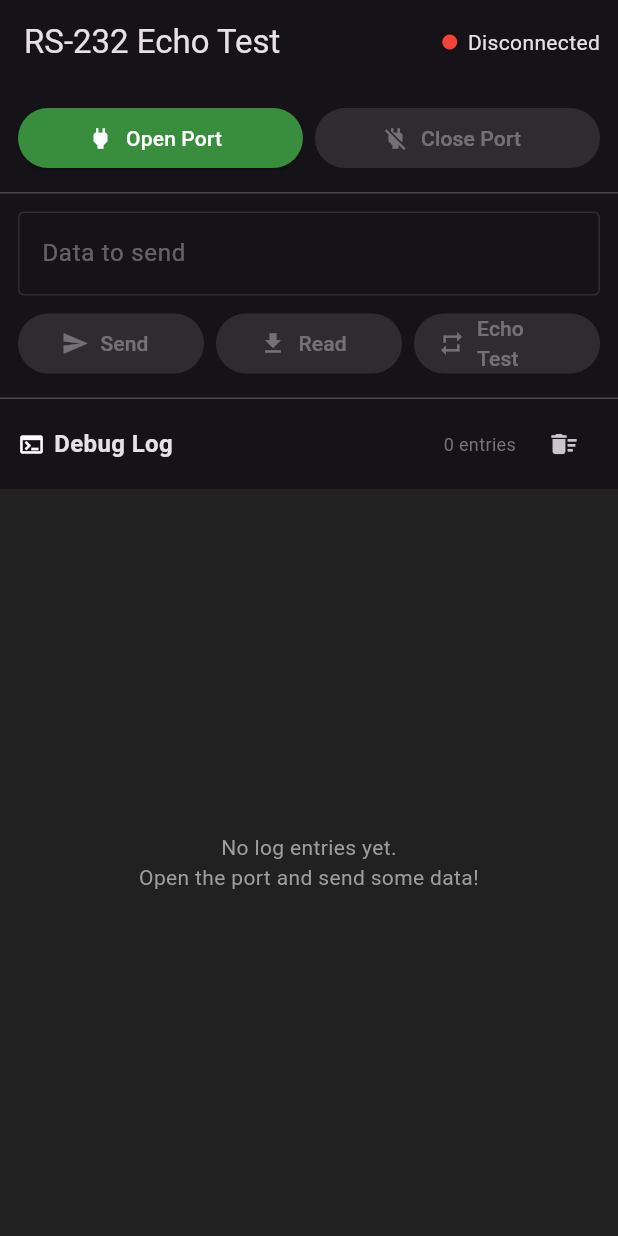
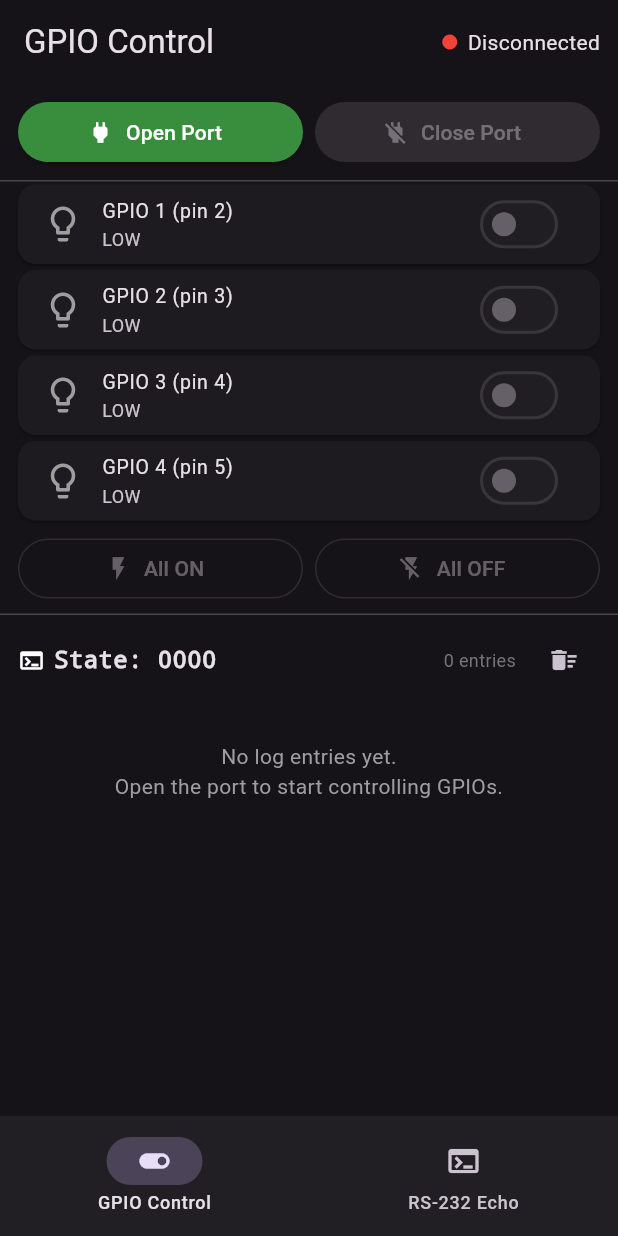
Before and after one commit to MilhoNerfado/edge_shop, a Flutter app: the screen it shows after launch, on a phone screen of 412 x 824 dp. Run offline on Flutter 3.47's test engine with Material 3 defaults, Android fonts, the phone set to English and light mode, and no system bars.

Commit message:
working GPIO control via UART
firmware included

Signed-off-by: Emilio Bottoni <emilio.bottoni@edge.ufal.br>

```diff
--- a/lib/main.dart
+++ b/lib/main.dart
@@ -1,5 +1,6 @@
 import 'package:flutter/material.dart';
 import 'pages/rs232_echo_page.dart';
+import 'pages/gpio_control_page.dart';
 
 void main() {
   runApp(const MainApp());
@@ -11,13 +12,54 @@ class MainApp extends StatelessWidget {
   @override
   Widget build(BuildContext context) {
     return MaterialApp(
-      title: 'Edge Shop — RS-232 Test',
+      title: 'Edge Shop',
       theme: ThemeData(
         colorSchemeSeed: Colors.deepPurple,
         useMaterial3: true,
         brightness: Brightness.dark,
       ),
-      home: const RS232EchoPage(),
+      home: const HomePage(),
     );
   }
 }
+
+class HomePage extends StatefulWidget {
+  const HomePage({super.key});
+
+  @override
+  State<HomePage> createState() => _HomePageState();
+}
+
+class _HomePageState extends State<HomePage> {
+  int _currentIndex = 0;
+
+  static const List<Widget> _pages = [
+    GpioControlPage(),
+    RS232EchoPage(),
+  ];
+
+  @override
+  Widget build(BuildContext context) {
+    return Scaffold(
+      body: _pages[_currentIndex],
+      bottomNavigationBar: NavigationBar(
+        selectedIndex: _currentIndex,
+        onDestinationSelected: (index) {
+          setState(() => _currentIndex = index);
+        },
+        destinations: const [
+          NavigationDestination(
+            icon: Icon(Icons.toggle_on_outlined),
+            selectedIcon: Icon(Icons.toggle_on),
+            label: 'GPIO Control',
+          ),
+          NavigationDestination(
+            icon: Icon(Icons.terminal_outlined),
+            selectedIcon: Icon(Icons.terminal),
+            label: 'RS-232 Echo',
+          ),
+        ],
+      ),
+    );
+  }
+}
--- /dev/null
+++ b/lib/pages/gpio_control_page.dart
@@ -0,0 +1,425 @@
+import 'package:flutter/material.dart';
+import '../services/uart_service.dart';
+
+/// Controls 4 Arduino GPIO pins over RS-232 using a single-byte bitfield.
+///
+/// The master sends one byte where bits 0-3 map to pins 2-5.
+/// The Arduino echoes the applied state byte back as ACK.
+class GpioControlPage extends StatefulWidget {
+  const GpioControlPage({super.key});
+
+  @override
+  State<GpioControlPage> createState() => _GpioControlPageState();
+}
+
+class _GpioControlPageState extends State<GpioControlPage>
+    with WidgetsBindingObserver {
+  final UartChannelService _uart = UartChannelService();
+
+  bool _portOpen = false;
+  bool _busy = false;
+
+  /// Current bitfield state (bits 0-3 → GPIOs 1-4).
+  int _stateBits = 0x00;
+
+  final List<_LogEntry> _logs = [];
+  final ScrollController _scrollController = ScrollController();
+
+  static const int _numChannels = 4;
+  static const List<String> _channelLabels = [
+    'GPIO 1 (pin 2)',
+    'GPIO 2 (pin 3)',
+    'GPIO 3 (pin 4)',
+    'GPIO 4 (pin 5)',
+  ];
+
+  bool _bitOn(int bit) => (_stateBits >> bit) & 1 == 1;
+
+  int _withBit(int bits, int bit, bool on) {
+    if (on) {
+      return bits | (1 << bit);
+    } else {
+      return bits & ~(1 << bit);
+    }
+  }
+
+  // ── Logging ──
+
+  void _log(String message, _LogLevel level) {
+    setState(() => _logs.add(_LogEntry(message, level)));
+    WidgetsBinding.instance.addPostFrameCallback((_) {
+      if (_scrollController.hasClients) {
+        _scrollController.animateTo(
+          _scrollController.position.maxScrollExtent,
+          duration: const Duration(milliseconds: 200),
+          curve: Curves.easeOut,
+        );
+      }
+    });
+  }
+
+  String _bitsToString(int bits) =>
+      bits.toRadixString(2).padLeft(_numChannels, '0');
+
+  // ── UART operations ──
+
+  Future<void> _openPort() async {
+    setState(() => _busy = true);
+    _log('Opening RS-232 port...', _LogLevel.info);
+
+    final result = await _uart.open();
+    final success = result['success'] as bool;
+    final message = result['message'] as String;
+
+    if (success) {
+      _portOpen = true;
+      _log(message, _LogLevel.success);
+      // Give Arduino reset time, then push current (all-off) state
+      await Future.delayed(const Duration(milliseconds: 500));
+      await _pushState(0x00);
+    } else {
+      _log('OPEN FAILED: $message', _LogLevel.error);
+    }
+    setState(() => _busy = false);
+  }
+
+  Future<void> _closePort() async {
+    setState(() => _busy = true);
+    _log('Closing RS-232 port...', _LogLevel.info);
+
+    final result = await _uart.close();
+    final success = result['success'] as bool;
+    final message = result['message'] as String;
+
+    if (success) {
+      _portOpen = false;
+      _log(message, _LogLevel.success);
+    } else {
+      _log('CLOSE FAILED: $message', _LogLevel.error);
+    }
+    setState(() => _busy = false);
+  }
+
+  /// Send the bitfield as `"0xHH\n"` — fire-and-forget, no ACK expected.
+  Future<bool> _pushState(int bits) async {
+    bits &= 0x0F;
+    final hexStr = '0x${bits.toRadixString(16).padLeft(2, '0')}\n';
+    _log('TX: ${hexStr.trim()} (${_bitsToString(bits)})', _LogLevel.info);
+
+    final writeResult = await _uart.write(hexStr);
+    if (!(writeResult['success'] as bool)) {
+      _log('WRITE FAILED: ${writeResult['message']}', _LogLevel.error);
+      return false;
+    }
+
+    setState(() => _stateBits = bits);
+    return true;
+  }
+
+  /// Toggle a single GPIO channel.
+  Future<void> _toggleGpio(int channel) async {
+    if (!_portOpen || _busy) return;
+    setState(() => _busy = true);
+    final newBits = _withBit(_stateBits, channel, !_bitOn(channel));
+    await _pushState(newBits);
+    setState(() => _busy = false);
+  }
+
+  /// Set a specific GPIO channel.
+  Future<void> _setGpio(int channel, bool on) async {
+    if (!_portOpen || _busy) return;
+    setState(() => _busy = true);
+    final newBits = _withBit(_stateBits, channel, on);
+    await _pushState(newBits);
+    setState(() => _busy = false);
+  }
+
+  Future<void> _allOn() async {
+    if (!_portOpen || _busy) return;
+    setState(() => _busy = true);
+    await _pushState(0x0F);
+    setState(() => _busy = false);
+  }
+
+  Future<void> _allOff() async {
+    if (!_portOpen || _busy) return;
+    setState(() => _busy = true);
+    await _pushState(0x00);
+    setState(() => _busy = false);
+  }
+
+  void _clearLog() => setState(() => _logs.clear());
+
+  // ── UI helpers ──
+
+  Color _colorForLevel(_LogLevel level) {
+    switch (level) {
+      case _LogLevel.info:
+        return Colors.blue;
+      case _LogLevel.success:
+        return Colors.green;
+      case _LogLevel.error:
+        return Colors.red;
+    }
+  }
+
+  IconData _iconForLevel(_LogLevel level) {
+    switch (level) {
+      case _LogLevel.info:
+        return Icons.info_outline;
+      case _LogLevel.success:
+        return Icons.check_circle_outline;
+      case _LogLevel.error:
+        return Icons.error_outline;
+    }
+  }
+
+  String _formatTime(DateTime dt) {
+    return '${dt.hour.toString().padLeft(2, '0')}:'
+        '${dt.minute.toString().padLeft(2, '0')}:'
+        '${dt.second.toString().padLeft(2, '0')}.'
+        '${dt.millisecond.toString().padLeft(3, '0')}';
+  }
+
+  @override
+  void initState() {
+    super.initState();
+    WidgetsBinding.instance.addObserver(this);
+  }
+
+  @override
+  void didChangeAppLifecycleState(AppLifecycleState state) {
+    // Close the port when the app is backgrounded, paused, or detached
+    if (state == AppLifecycleState.paused ||
+        state == AppLifecycleState.detached) {
+      if (_portOpen) {
+        _uart.close();
+        _portOpen = false;
+      }
+    }
+  }
+
+  @override
+  void dispose() {
+    WidgetsBinding.instance.removeObserver(this);
+    if (_portOpen) {
+      _uart.close();
+    }
+    _scrollController.dispose();
+    super.dispose();
+  }
+
+  @override
+  Widget build(BuildContext context) {
+    return Scaffold(
+      appBar: AppBar(
+        title: const Text('GPIO Control'),
+        actions: [
+          Padding(
+            padding: const EdgeInsets.symmetric(horizontal: 12),
+            child: Row(
+              children: [
+                Icon(
+                  Icons.circle,
+                  size: 12,
+                  color: _portOpen ? Colors.green : Colors.red,
+                ),
+                const SizedBox(width: 6),
+                Text(
+                  _portOpen ? 'Connected' : 'Disconnected',
+                  style: const TextStyle(fontSize: 14),
+                ),
+              ],
+            ),
+          ),
+        ],
+      ),
+      body: ListView(
+        controller: _scrollController,
+        padding: const EdgeInsets.only(bottom: 8),
+        children: [
+          // ── Connection controls ──
+          Padding(
+            padding: const EdgeInsets.symmetric(horizontal: 12, vertical: 8),
+            child: Row(
+              children: [
+                Expanded(
+                  child: ElevatedButton.icon(
+                    onPressed: _busy || _portOpen ? null : _openPort,
+                    icon: const Icon(Icons.power),
+                    label: const Text('Open Port'),
+                    style: ElevatedButton.styleFrom(
+                      backgroundColor: Colors.green.shade700,
+                      foregroundColor: Colors.white,
+                    ),
+                  ),
+                ),
+                const SizedBox(width: 8),
+                Expanded(
+                  child: ElevatedButton.icon(
+                    onPressed: _busy || !_portOpen ? null : _closePort,
+                    icon: const Icon(Icons.power_off),
+                    label: const Text('Close Port'),
+                    style: ElevatedButton.styleFrom(
+                      backgroundColor: Colors.red.shade700,
+                      foregroundColor: Colors.white,
+                    ),
+                  ),
+                ),
+              ],
+            ),
+          ),
+
+          const Divider(height: 1),
+
+          // ── GPIO toggle cards ──
+          for (int i = 0; i < _numChannels; i++)
+            Padding(
+              padding: const EdgeInsets.symmetric(horizontal: 12, vertical: 2),
+              child: Card(
+                margin: EdgeInsets.zero,
+                child: ListTile(
+                  dense: true,
+                  visualDensity: VisualDensity.compact,
+                  leading: Icon(
+                    _bitOn(i) ? Icons.lightbulb : Icons.lightbulb_outline,
+                    color: _bitOn(i) ? Colors.amber : Colors.grey,
+                    size: 28,
+                  ),
+                  title: Text(_channelLabels[i]),
+                  subtitle: Text(_bitOn(i) ? 'HIGH' : 'LOW'),
+                  trailing: Switch(
+                    value: _bitOn(i),
+                    onChanged: _portOpen && !_busy
+                        ? (val) => _setGpio(i, val)
+                        : null,
+                  ),
+                  onTap: _portOpen && !_busy
+                      ? () => _toggleGpio(i)
+                      : null,
+                ),
+              ),
+            ),
+
+          // ── Bulk actions ──
+          Padding(
+            padding: const EdgeInsets.symmetric(horizontal: 12, vertical: 6),
+            child: Row(
+              children: [
+                Expanded(
+                  child: OutlinedButton.icon(
+                    onPressed: _portOpen && !_busy ? _allOn : null,
+                    icon: const Icon(Icons.flash_on, size: 18),
+                    label: const Text('All ON'),
+                  ),
+                ),
+                const SizedBox(width: 8),
+                Expanded(
+                  child: OutlinedButton.icon(
+                    onPressed: _portOpen && !_busy ? _allOff : null,
+                    icon: const Icon(Icons.flash_off, size: 18),
+                    label: const Text('All OFF'),
+                  ),
+                ),
+              ],
+            ),
+          ),
+
+          const Divider(height: 1),
+
+          // ── Log header ──
+          Padding(
+            padding: const EdgeInsets.symmetric(horizontal: 12, vertical: 6),
+            child: Row(
+              children: [
+                const Icon(Icons.terminal, size: 18),
+                const SizedBox(width: 6),
+                Text(
+                  'State: ${_bitsToString(_stateBits)}',
+                  style: const TextStyle(
+                    fontWeight: FontWeight.bold,
+                    fontSize: 16,
+                    fontFamily: 'monospace',
+                  ),
+                ),
+                const Spacer(),
+                Text(
+                  '${_logs.length} entries',
+                  style: TextStyle(color: Colors.grey.shade600, fontSize: 12),
+                ),
+                const SizedBox(width: 8),
+                IconButton(
+                  onPressed: _clearLog,
+                  icon: const Icon(Icons.delete_sweep, size: 20),
+                  tooltip: 'Clear log',
+                  padding: EdgeInsets.zero,
+                  constraints: const BoxConstraints(),
+                ),
+              ],
+            ),
+          ),
+
+          // ── Log entries ──
+          if (_logs.isEmpty)
+            const Padding(
+              padding: EdgeInsets.all(24),
+              child: Text(
+                'No log entries yet.\nOpen the port to start controlling GPIOs.',
+                textAlign: TextAlign.center,
+                style: TextStyle(color: Colors.grey),
+              ),
+            )
+          else
+            for (final entry in _logs)
+              Padding(
+                padding: const EdgeInsets.symmetric(horizontal: 8, vertical: 2),
+                child: Row(
+                  crossAxisAlignment: CrossAxisAlignment.start,
+                  children: [
+                    Icon(
+                      _iconForLevel(entry.level),
+                      size: 14,
+                      color: _colorForLevel(entry.level),
+                    ),
+                    const SizedBox(width: 6),
+                    Text(
+                      '[${_formatTime(entry.timestamp)}] ',
+                      style: TextStyle(
+                        fontFamily: 'monospace',
+                        fontSize: 12,
+                        color: Colors.grey.shade500,
+                      ),
+                    ),
+                    Expanded(
+                      child: Text(
+                        entry.message,
+                        style: TextStyle(
+                          fontFamily: 'monospace',
+                          fontSize: 12,
+                          color: _colorForLevel(entry.level),
+                        ),
+                      ),
+                    ),
+                  ],
+                ),
+              ),
+
+          if (_busy)
+            const LinearProgressIndicator(),
+        ],
+      ),
+    );
+  }
+}
+
+// ── Log model ──
+
+enum _LogLevel { info, success, error }
+
+class _LogEntry {
+  final DateTime timestamp;
+  final String message;
+  final _LogLevel level;
+
+  _LogEntry(this.message, this.level) : timestamp = DateTime.now();
+}
--- a/lib/pages/rs232_echo_page.dart
+++ b/lib/pages/rs232_echo_page.dart
@@ -23,7 +23,8 @@ class RS232EchoPage extends StatefulWidget {
   State<RS232EchoPage> createState() => _RS232EchoPageState();
 }
 
-class _RS232EchoPageState extends State<RS232EchoPage> {
+class _RS232EchoPageState extends State<RS232EchoPage>
+    with WidgetsBindingObserver {
   final UartChannelService _uart = UartChannelService();
   final TextEditingController _inputController = TextEditingController();
   final ScrollController _scrollController = ScrollController();
@@ -174,7 +175,28 @@ class _RS232EchoPageState extends State<RS232EchoPage> {
   }
 
   @override
+  void initState() {
+    super.initState();
+    WidgetsBinding.instance.addObserver(this);
+  }
+
+  @override
+  void didChangeAppLifecycleState(AppLifecycleState state) {
+    if (state == AppLifecycleState.paused ||
+        state == AppLifecycleState.detached) {
+      if (_portOpen) {
+        _uart.close();
+        _portOpen = false;
+      }
+    }
+  }
+
+  @override
   void dispose() {
+    WidgetsBinding.instance.removeObserver(this);
+    if (_portOpen) {
+      _uart.close();
+    }
     _inputController.dispose();
     _scrollController.dispose();
     super.dispose();
```
Also changed, not shown: 3 other files.
